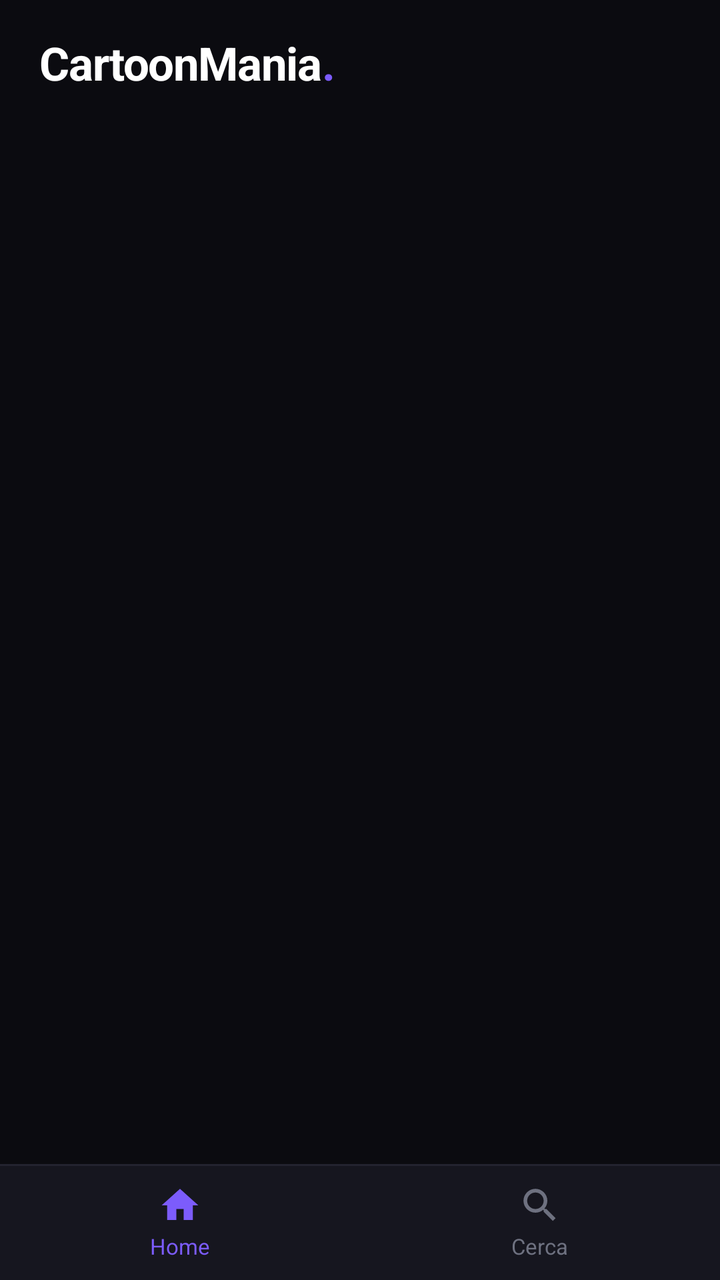
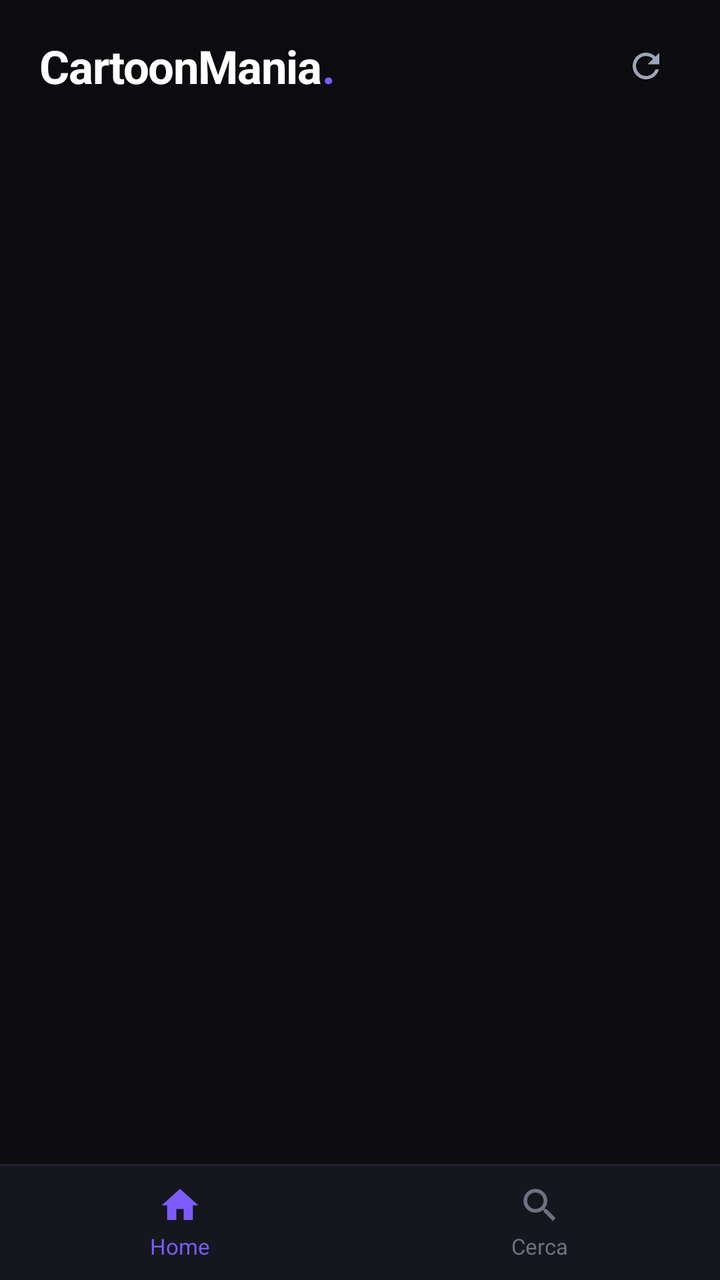

Screens rendered from an Android XML layout before and after an edit, with the pre-edit source and the edit as a unified diff.
<!-- AndroidManifest.xml: application theme AppTheme -->
<!-- res/layout/activity_home.xml -->
<?xml version="1.0" encoding="utf-8"?>
<LinearLayout xmlns:android="http://schemas.android.com/apk/res/android"
    android:layout_width="match_parent"
    android:layout_height="match_parent"
    android:orientation="vertical"
    android:background="@color/bg">

    <LinearLayout
        android:layout_width="match_parent"
        android:layout_height="wrap_content"
        android:orientation="horizontal"
        android:gravity="center_vertical"
        android:paddingStart="20dp"
        android:paddingEnd="20dp"
        android:paddingTop="16dp"
        android:paddingBottom="12dp">

        <TextView
            android:id="@+id/home_logo"
            android:layout_width="wrap_content"
            android:layout_height="wrap_content"
            android:text="@string/app_name"
            android:textSize="23sp"
            android:textStyle="bold"
            android:letterSpacing="-0.02"
            android:textColor="@color/text_primary" />

        <TextView
            android:layout_width="wrap_content"
            android:layout_height="wrap_content"
            android:text="."
            android:textSize="23sp"
            android:textStyle="bold"
            android:textColor="@color/accent" />
    </LinearLayout>

    <TextView
        android:id="@+id/home_status"
        android:layout_width="match_parent"
        android:layout_height="wrap_content"
        android:paddingStart="20dp"
        android:paddingEnd="20dp"
        android:paddingBottom="10dp"
        android:textSize="13sp"
        android:textColor="@color/status_error"
        android:visibility="gone" />

    <ScrollView
        android:layout_width="match_parent"
        android:layout_height="0dp"
        android:layout_weight="1"
        android:scrollbars="none">

        <LinearLayout
            android:id="@+id/home_container"
            android:layout_width="match_parent"
            android:layout_height="wrap_content"
            android:orientation="vertical" />
    </ScrollView>

    <LinearLayout
        android:layout_width="match_parent"
        android:layout_height="58dp"
        android:orientation="horizontal"
        android:background="@drawable/bg_bottom_nav"
        android:elevation="8dp">

        <LinearLayout
            android:id="@+id/btn_tab_home"
            android:layout_width="0dp"
            android:layout_height="match_parent"
            android:layout_weight="1"
            android:orientation="vertical"
            android:gravity="center"
            android:background="?android:attr/selectableItemBackground">

            <ImageView
                android:layout_width="22dp"
                android:layout_height="22dp"
                android:src="@drawable/ic_home"
                android:tint="@color/accent"
                android:contentDescription="@string/tab_home" />

            <TextView
                android:layout_width="wrap_content"
                android:layout_height="wrap_content"
                android:layout_marginTop="2dp"
                android:text="@string/tab_home"
                android:textSize="11sp"
                android:textColor="@color/accent" />
        </LinearLayout>

        <LinearLayout
            android:id="@+id/btn_tab_search"
            android:layout_width="0dp"
            android:layout_height="match_parent"
            android:layout_weight="1"
            android:orientation="vertical"
            android:gravity="center"
            android:background="?android:attr/selectableItemBackground">

            <ImageView
                android:layout_width="22dp"
                android:layout_height="22dp"
                android:src="@drawable/ic_search"
                android:tint="@color/text_hint"
                android:contentDescription="@string/tab_search" />

            <TextView
                android:layout_width="wrap_content"
                android:layout_height="wrap_content"
                android:layout_marginTop="2dp"
                android:text="@string/tab_search"
                android:textSize="11sp"
                android:textColor="@color/text_hint" />
        </LinearLayout>
    </LinearLayout>
</LinearLayout>
<!-- resources referenced by this layout -->
<resources>
  <color name="accent">#7C5CFC</color>
  <color name="bg">#0B0B10</color>
  <color name="status_error">#FF7043</color>
  <color name="text_hint">#6E7180</color>
  <color name="text_primary">#FFFFFF</color>
  <!-- drawable bg_bottom_nav (drawable) -->
  <?xml version="1.0" encoding="utf-8"?>
  <layer-list xmlns:android="http://schemas.android.com/apk/res/android">
      <item>
          <shape android:shape="rectangle">
              <solid android:color="@color/divider" />
          </shape>
      </item>
      <item android:top="1dp">
          <shape android:shape="rectangle">
              <solid android:color="@color/surface" />
          </shape>
      </item>
  </layer-list>
  <!-- drawable ic_home (drawable) -->
  <?xml version="1.0" encoding="utf-8"?>
  <vector xmlns:android="http://schemas.android.com/apk/res/android"
      android:width="24dp" android:height="24dp"
      android:viewportWidth="24" android:viewportHeight="24">
      <path
          android:fillColor="#FFFFFFFF"
          android:pathData="M10,20v-6h4v6h5v-8h3L12,3 2,12h3v8z" />
  </vector>
  <!-- drawable ic_search (drawable) -->
  <?xml version="1.0" encoding="utf-8"?>
  <vector xmlns:android="http://schemas.android.com/apk/res/android"
      android:width="24dp" android:height="24dp"
      android:viewportWidth="24" android:viewportHeight="24">
      <path
          android:fillColor="#FFFFFFFF"
          android:pathData="M15.5,14h-0.79l-0.28,-0.27C15.41,12.59 16,11.11 16,9.5 16,5.91 13.09,3 9.5,3S3,5.91 3,9.5 5.91,16 9.5,16c1.61,0 3.09,-0.59 4.23,-1.57l0.27,0.28v0.79l5,4.99L20.49,19l-4.99,-5zM9.5,14C7.01,14 5,11.99 5,9.5S7.01,5 9.5,5 14,7.01 14,9.5 11.99,14 9.5,14z" />
  </vector>
  <string name="app_name">CartoonMania</string>
  <string name="tab_home">Home</string>
  <string name="tab_search">Cerca</string>
  <style name="AppTheme" parent="android:Theme.Material.NoActionBar">
          <item name="android:colorPrimary">@color/accent</item>
          <item name="android:colorPrimaryDark">@color/bg</item>
          <item name="android:colorAccent">@color/accent</item>
          <item name="android:windowBackground">@color/bg</item>
          <item name="android:statusBarColor">@color/bg</item>
          <item name="android:navigationBarColor">@color/bg</item>
          <item name="android:textColorPrimary">@color/text_primary</item>
          <item name="android:textColorSecondary">@color/text_secondary</item>
          <item name="android:windowLightStatusBar">false</item>
      </style>
  <color name="divider">#23232F</color>
  <color name="surface">#16161F</color>
  <color name="text_secondary">#A0A4B8</color>
</resources>

<!-- the commit's change to res/layout/activity_home.xml (unified diff, before → after) -->
@@ -32,6 +32,21 @@
             android:textSize="23sp"
             android:textStyle="bold"
             android:textColor="@color/accent" />
+
+        <View
+            android:layout_width="0dp"
+            android:layout_height="1dp"
+            android:layout_weight="1" />
+
+        <ImageView
+            android:id="@+id/home_refresh"
+            android:layout_width="34dp"
+            android:layout_height="34dp"
+            android:padding="7dp"
+            android:src="@drawable/ic_refresh"
+            android:tint="@color/text_secondary"
+            android:background="?android:attr/selectableItemBackgroundBorderless"
+            android:contentDescription="@string/aggiorna" />
     </LinearLayout>
 
     <TextView
<!-- resource entries referenced after the edit -->
@@ -28,6 +28,15 @@
           android:fillColor="#FFFFFFFF"
           android:pathData="M10,20v-6h4v6h5v-8h3L12,3 2,12h3v8z" />
   </vector>
+  <!-- drawable ic_refresh (drawable) -->
+  <?xml version="1.0" encoding="utf-8"?>
+  <vector xmlns:android="http://schemas.android.com/apk/res/android"
+      android:width="24dp" android:height="24dp"
+      android:viewportWidth="24" android:viewportHeight="24">
+      <path
+          android:fillColor="#FFFFFFFF"
+          android:pathData="M17.65,6.35C16.2,4.9 14.21,4 12,4c-4.42,0 -7.99,3.58 -7.99,8s3.57,8 7.99,8c3.73,0 6.84,-2.55 7.73,-6h-2.08c-0.82,2.33 -3.04,4 -5.65,4 -3.31,0 -6,-2.69 -6,-6s2.69,-6 6,-6c1.66,0 3.14,0.69 4.22,1.78L13,11h7V4l-2.35,2.35z" />
+  </vector>
   <!-- drawable ic_search (drawable) -->
   <?xml version="1.0" encoding="utf-8"?>
   <vector xmlns:android="http://schemas.android.com/apk/res/android"
@@ -37,6 +46,7 @@
           android:fillColor="#FFFFFFFF"
           android:pathData="M15.5,14h-0.79l-0.28,-0.27C15.41,12.59 16,11.11 16,9.5 16,5.91 13.09,3 9.5,3S3,5.91 3,9.5 5.91,16 9.5,16c1.61,0 3.09,-0.59 4.23,-1.57l0.27,0.28v0.79l5,4.99L20.49,19l-4.99,-5zM9.5,14C7.01,14 5,11.99 5,9.5S7.01,5 9.5,5 14,7.01 14,9.5 11.99,14 9.5,14z" />
   </vector>
+  <string name="aggiorna">Aggiorna catalogo</string>
   <string name="app_name">CartoonMania</string>
   <string name="tab_home">Home</string>
   <string name="tab_search">Cerca</string>
